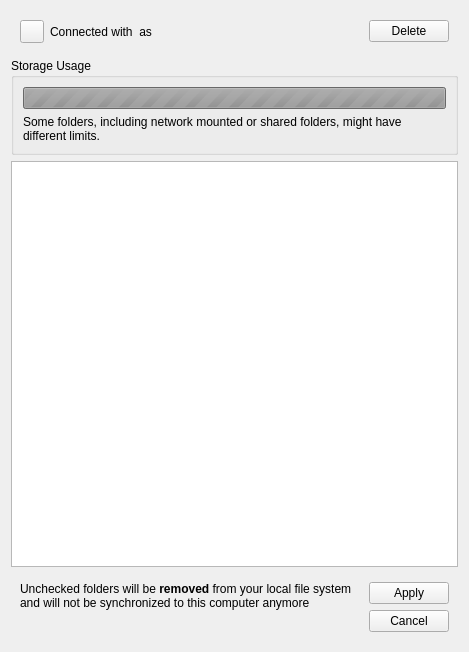
GrossLukas/client, file src/gui/accountsettings.ui: the form before one commit.
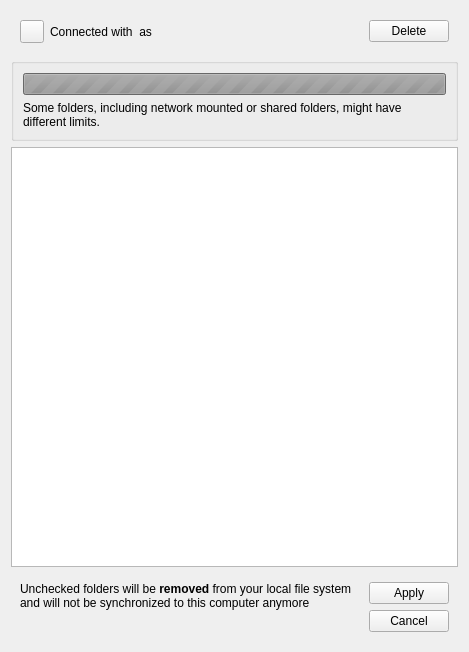
The form after the commit. Custom widgets are drawn as their Qt base class.

Commit message: Account Settings: remove the storage use label  #3567

The edit to the form file:
```diff
--- a/src/gui/accountsettings.ui
+++ b/src/gui/accountsettings.ui
@@ -74,7 +74,7 @@
       </sizepolicy>
      </property>
      <property name="title">
-      <string>Storage Usage</string>
+      <string/>
      </property>
      <layout class="QVBoxLayout" name="verticalLayout_2">
       <item>
```
Left out of the diff: 3 changed lines with no effect on the pictures. The commit also changes 1 other file.
